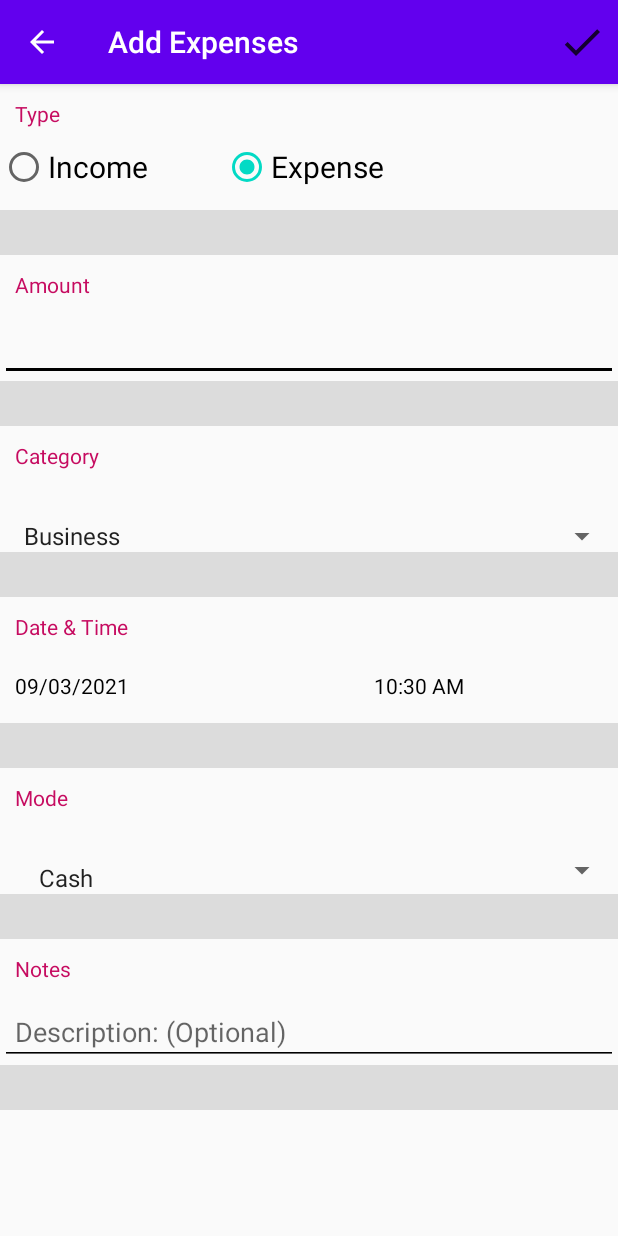
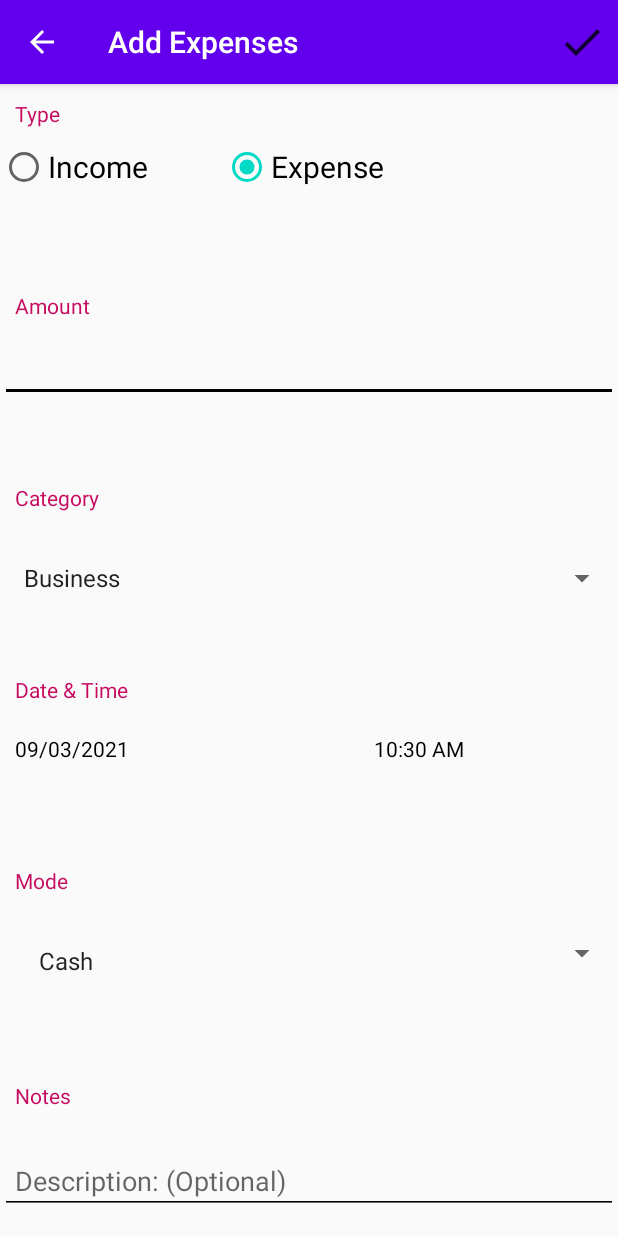
Before and after one commit to FahadBurney/ExpenseManagerApp, an Android app: the AddEditExpenseActivity screen opened directly, with no data from a screen before it, on a phone screen of 412 x 824 dp. Run offline under Robolectric (Android 15) with nearby library versions, the phone set to English and light mode, and no system bars; our stand-ins replace Room's generated code.

Commit message:
Expense Activity Layout is Changed

```diff
--- a/app/src/main/res/layout/activity_expense.xml
+++ b/app/src/main/res/layout/activity_expense.xml
@@ -5,6 +5,8 @@
     android:layout_width="match_parent"
     android:layout_height="match_parent"
     tools:context=".AddEditExpenseActivity" >
+
+
     <TextView
         android:id="@+id/TypeOfTransaction"
         android:layout_width="wrap_content"
@@ -16,29 +18,27 @@
         app:layout_constraintStart_toStartOf="parent"
         app:layout_constraintTop_toTopOf="parent"
         android:paddingRight="10dp"
-
         android:paddingStart="10dp"
         android:paddingLeft="10dp" />
-
-
     <RadioGroup
         android:id="@+id/radioGroup"
         android:layout_width="wrap_content"
         android:layout_height="wrap_content"
         android:orientation="horizontal"
-        app:layout_constraintBottom_toTopOf="@+id/divider1"
+        app:layout_constraintBottom_toTopOf="@+id/guideline1"
         app:layout_constraintEnd_toEndOf="parent"
         app:layout_constraintHorizontal_bias="0.0"
         app:layout_constraintStart_toStartOf="parent"
         app:layout_constraintTop_toBottomOf="@id/TypeOfTransaction"
         app:layout_constraintVertical_bias="0.0">
+
         <RadioButton
             android:id="@+id/IncomeRadioButton"
             android:layout_width="wrap_content"
             android:layout_height="wrap_content"
-            android:text="@string/income"
+            android:text="Income"
             android:textSize="20sp"
-            app:layout_constraintBottom_toTopOf="@id/divider1"
+            app:layout_constraintBottom_toTopOf="@id/guideline1"
             app:layout_constraintEnd_toStartOf="@+id/ExpenseRadioButton"
             app:layout_constraintStart_toStartOf="parent"
             app:layout_constraintTop_toTopOf="parent" />
@@ -47,8 +47,8 @@
             android:id="@+id/ExpenseRadioButton"
             android:layout_width="wrap_content"
             android:layout_height="wrap_content"
+            android:checked="true"
             android:layout_marginLeft="50dp"
-            android:checked="true"
             android:text="Expense"
             android:textSize="20sp"
             app:layout_constraintEnd_toEndOf="parent"
@@ -56,17 +56,14 @@
             app:layout_constraintTop_toTopOf="parent"
             android:layout_marginStart="50dp" />
     </RadioGroup>
-    <View
-        android:id="@+id/divider1"
-        android:layout_width="match_parent"
-        android:layout_height="0dp"
-        android:layout_weight="1"
-        android:background="?android:attr/listDivider"
-        app:layout_constraintBottom_toTopOf="@+id/divider2"
-        app:layout_constraintEnd_toEndOf="parent"
-        app:layout_constraintHorizontal_bias="1.0"
-        app:layout_constraintStart_toStartOf="parent"
-        app:layout_constraintTop_toTopOf="parent" />
+    <androidx.constraintlayout.widget.Guideline
+        android:id="@+id/guideline1"
+        android:layout_width="wrap_content"
+        android:layout_height="wrap_content"
+        android:orientation="horizontal"
+        app:layout_constraintGuide_percent="0.1666" />
+
+
 
 
     <TextView
@@ -80,7 +77,7 @@
         android:text="Amount"
         android:textColor="@color/text_info"
         app:layout_constraintStart_toStartOf="parent"
-        app:layout_constraintTop_toBottomOf="@+id/divider1" />
+        app:layout_constraintTop_toBottomOf="@+id/guideline1" />
 
     <EditText
         android:id="@+id/amount"
@@ -95,24 +92,21 @@
         android:paddingBottom="10dp"
         android:backgroundTint="@color/cursorColor"
         android:textCursorDrawable="@color/cursorColor"
-        app:layout_constraintBottom_toTopOf="@id/divider2"
+        app:layout_constraintBottom_toTopOf="@id/guideline2"
         app:layout_constraintEnd_toEndOf="parent"
         app:layout_constraintHorizontal_bias="1.0"
         app:layout_constraintStart_toStartOf="parent"
         app:layout_constraintTop_toBottomOf="@id/Amount"
         app:layout_constraintVertical_bias="0.0"
         android:paddingStart="10dp" />
+    <androidx.constraintlayout.widget.Guideline
+        android:id="@+id/guideline2"
+        android:layout_width="wrap_content"
+        android:layout_height="wrap_content"
+        android:orientation="horizontal"
+        app:layout_constraintGuide_percent="0.333" />
 
-    <View
-        android:id="@+id/divider2"
-        android:layout_width="match_parent"
-        android:layout_height="0dp"
-        android:layout_weight="1"
-        android:background="?android:attr/listDivider"
-        app:layout_constraintBottom_toTopOf="@+id/divider3"
-        app:layout_constraintEnd_toEndOf="parent"
-        app:layout_constraintStart_toStartOf="parent"
-        app:layout_constraintTop_toBottomOf="@id/divider1" />
+
     <TextView
         android:id="@+id/category"
         android:layout_width="wrap_content"
@@ -121,10 +115,11 @@
         android:paddingRight="10dp"
         android:paddingTop="10dp"
         android:paddingBottom="10dp"
-        android:text="@string/category"
+        android:text="Category"
         android:textColor="@color/text_info"
         app:layout_constraintStart_toStartOf="parent"
-        app:layout_constraintTop_toBottomOf="@+id/divider2" />
+        app:layout_constraintTop_toBottomOf="@+id/guideline2" />
+
 
     <Spinner
         android:id="@+id/spinnerCategory"
@@ -133,23 +128,20 @@
         android:paddingTop="10dp"
         android:paddingBottom="10dp"
         android:text="@string/business"
-        app:layout_constraintBottom_toTopOf="@+id/divider3"
+        app:layout_constraintBottom_toTopOf="@+id/guideline3"
         app:layout_constraintEnd_toEndOf="parent"
         app:layout_constraintHorizontal_bias="0.0"
         app:layout_constraintStart_toStartOf="parent"
         app:layout_constraintTop_toBottomOf="@+id/category"
         app:layout_constraintVertical_bias="0.0" />
 
-    <View
-        android:id="@+id/divider3"
-        android:layout_width="match_parent"
-        android:layout_height="0dp"
-        android:layout_weight="1"
-        android:background="?android:attr/listDivider"
-        app:layout_constraintBottom_toTopOf="@+id/divider4"
-        app:layout_constraintEnd_toEndOf="parent"
-        app:layout_constraintStart_toStartOf="parent"
-        app:layout_constraintTop_toBottomOf="@id/divider2" />
+
+    <androidx.constraintlayout.widget.Guideline
+        android:id="@+id/guideline3"
+        android:layout_width="wrap_content"
+        android:layout_height="wrap_content"
+        android:orientation="horizontal"
+        app:layout_constraintGuide_percent="0.5000" />
 
     <TextView
         android:id="@+id/DateAndTime"
@@ -162,7 +154,7 @@
         android:text="@string/date_amp_time"
         android:textColor="@color/text_info"
         app:layout_constraintStart_toStartOf="parent"
-        app:layout_constraintTop_toBottomOf="@id/divider3"
+        app:layout_constraintTop_toBottomOf="@id/guideline3"
         android:paddingStart="10dp" />
 
     <TextView
@@ -175,8 +167,10 @@
         android:paddingRight="10dp"
         android:paddingBottom="10dp"
         android:textColor="@color/cursorColor"
+        android:text="TextView"
         app:layout_constraintStart_toStartOf="parent"
         app:layout_constraintTop_toBottomOf="@id/DateAndTime" />
+
     <TextView
         android:id="@+id/Time"
         android:layout_width="wrap_content"
@@ -187,21 +181,21 @@
         android:paddingTop="10dp"
         android:paddingRight="10dp"
         android:paddingBottom="10dp"
+        android:text="TextView"
         app:layout_constraintEnd_toEndOf="parent"
         app:layout_constraintHorizontal_bias="0.607"
         app:layout_constraintStart_toEndOf="@+id/Date"
         app:layout_constraintTop_toBottomOf="@+id/DateAndTime" />
 
-    <View
-        android:id="@+id/divider4"
-        android:layout_width="match_parent"
-        android:layout_height="0dp"
-        android:layout_weight="1"
-        android:background="?android:attr/listDivider"
-        app:layout_constraintBottom_toTopOf="@+id/divider5"
-        app:layout_constraintEnd_toEndOf="parent"
-        app:layout_constraintStart_toStartOf="parent"
-        app:layout_constraintTop_toBottomOf="@id/divider3" />
+    <androidx.constraintlayout.widget.Guideline
+        android:id="@+id/guideline4"
+        android:layout_width="wrap_content"
+        android:layout_height="wrap_content"
+        android:orientation="horizontal"
+        app:layout_constraintGuide_percent="0.666" />
+
+
+
     <TextView
         android:id="@+id/mode"
         android:layout_width="wrap_content"
@@ -214,7 +208,7 @@
         android:text="Mode"
         android:textColor="@color/text_info"
         app:layout_constraintStart_toStartOf="parent"
-        app:layout_constraintTop_toBottomOf="@+id/divider4" />
+        app:layout_constraintTop_toBottomOf="@+id/guideline4" />
 
 
     <Spinner
@@ -225,23 +219,20 @@
         android:paddingLeft="10dp"
         android:paddingTop="10dp"
         android:paddingRight="10dp"
-        app:layout_constraintBottom_toTopOf="@id/divider5"
+        app:layout_constraintBottom_toTopOf="@id/guideline5"
         app:layout_constraintEnd_toEndOf="parent"
         app:layout_constraintHorizontal_bias="0.0"
         app:layout_constraintStart_toStartOf="parent"
         app:layout_constraintTop_toBottomOf="@id/mode"
         app:layout_constraintVertical_bias="0.0" />
 
-    <View
-        android:id="@+id/divider5"
-        android:layout_width="match_parent"
-        android:layout_height="0dp"
-        android:layout_weight="1"
-        android:background="?android:attr/listDivider"
-        app:layout_constraintBottom_toTopOf="@+id/divider6"
-        app:layout_constraintEnd_toEndOf="parent"
-        app:layout_constraintStart_toStartOf="parent"
-        app:layout_constraintTop_toBottomOf="@id/divider4" />
+    <androidx.constraintlayout.widget.Guideline
+        android:id="@+id/guideline5"
+        android:layout_width="wrap_content"
+        android:layout_height="wrap_content"
+        android:orientation="horizontal"
+        app:layout_constraintGuide_percent="0.83333" />
+
     <TextView
         android:id="@+id/Notes"
         android:layout_width="wrap_content"
@@ -255,7 +246,7 @@
         android:textColor="@color/text_info"
         app:layout_constraintBottom_toTopOf="@+id/notes"
         app:layout_constraintStart_toStartOf="parent"
-        app:layout_constraintTop_toBottomOf="@+id/divider5" />
+        app:layout_constraintTop_toBottomOf="@+id/guideline5" />
     <EditText
         android:id="@id/notes"
         android:layout_width="match_parent"
@@ -269,26 +260,11 @@
         android:hint="@string/description_optional"
         android:inputType="text"
         android:textCursorDrawable="@color/cursorColor"
-        app:layout_constraintBottom_toTopOf="@+id/divider6"
+        app:layout_constraintBottom_toBottomOf="parent"
         app:layout_constraintEnd_toEndOf="parent"
         app:layout_constraintHorizontal_bias="0.0"
         app:layout_constraintStart_toStartOf="parent"
         app:layout_constraintTop_toBottomOf="@+id/Notes"
         app:layout_constraintVertical_bias="0.0" />
 
-    <View
-        android:id="@+id/divider6"
-        android:layout_width="match_parent"
-        android:layout_height="0dp"
-        android:layout_weight="1"
-        android:background="?android:attr/listDivider"
-        app:layout_constraintBottom_toBottomOf="parent"
-        app:layout_constraintEnd_toEndOf="parent"
-        app:layout_constraintStart_toStartOf="parent"
-        app:layout_constraintTop_toBottomOf="@id/divider5" />
-
-
-
-
-
 </androidx.constraintlayout.widget.ConstraintLayout>
--- a/app/src/main/res/layout/activity_income.xml
+++ b/app/src/main/res/layout/activity_income.xml
@@ -24,7 +24,7 @@
         android:layout_width="wrap_content"
         android:layout_height="wrap_content"
         android:orientation="horizontal"
-        app:layout_constraintBottom_toTopOf="@+id/divider1"
+        app:layout_constraintBottom_toTopOf="@+id/guideline1"
         app:layout_constraintEnd_toEndOf="parent"
         app:layout_constraintHorizontal_bias="0.0"
         app:layout_constraintStart_toStartOf="parent"
@@ -38,7 +38,7 @@
             android:checked="true"
             android:text="Income"
             android:textSize="20sp"
-            app:layout_constraintBottom_toTopOf="@id/divider1"
+            app:layout_constraintBottom_toTopOf="@id/guideline1"
             app:layout_constraintEnd_toStartOf="@+id/ExpenseRadioButton"
             app:layout_constraintStart_toStartOf="parent"
             app:layout_constraintTop_toTopOf="parent" />
```
